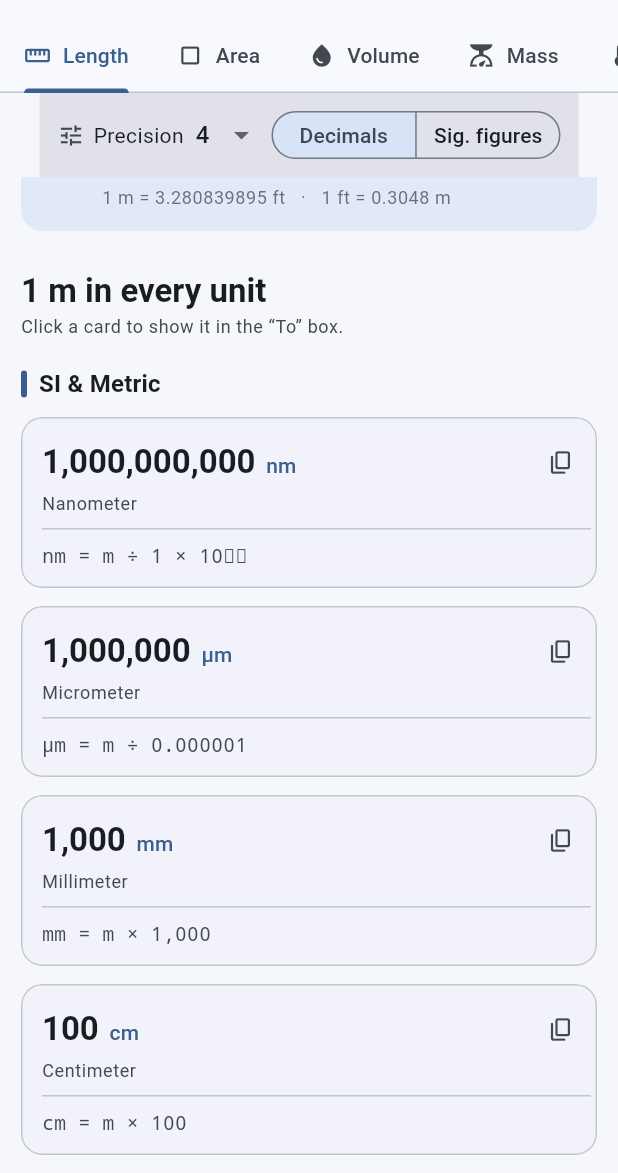
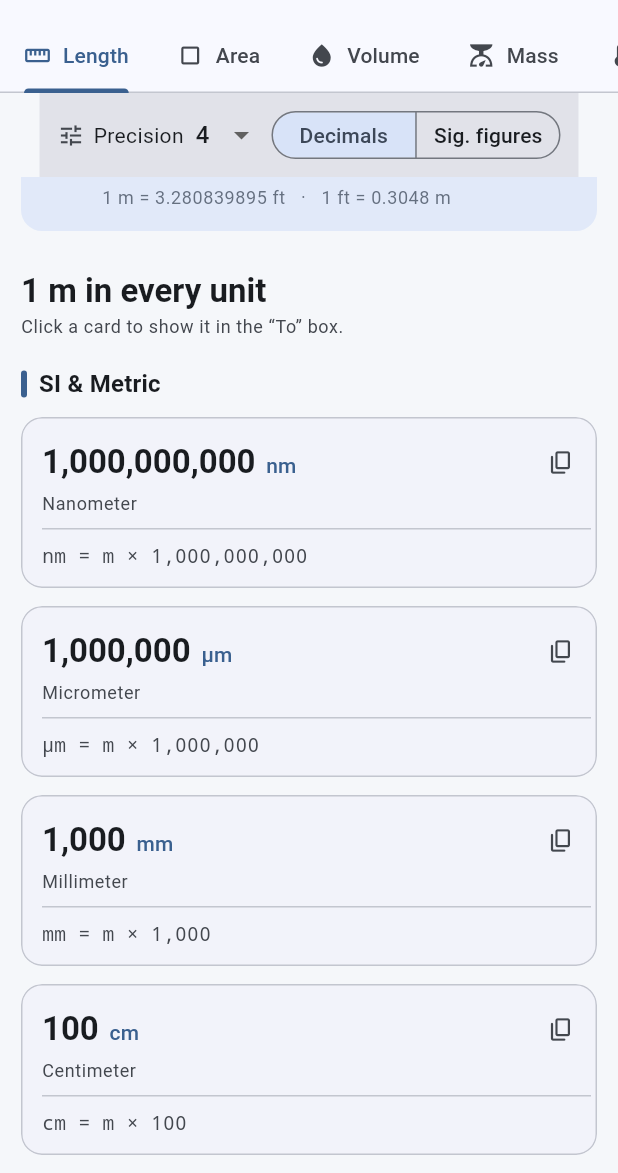
Before and after one commit to rady-radwan/Unit-Converter, a Flutter app: the screen it shows after launch, scrolled down 576 dp, on a phone screen of 412 x 824 dp, the part 63-1236 px from its top. Run offline on Flutter 3.47's test engine with Material 3 defaults, Android fonts, the phone set to English and light mode, and no system bars; our stand-ins replace shared_preferences.

```diff
--- a/lib/converter.dart
+++ b/lib/converter.dart
@@ -94,12 +94,15 @@ Formula formulaFor(UnitCategory c, Unit from, Unit to) {
     } else {
       final times = formatFactor(ratio);
       final divide = formatFactor(1 / ratio);
-      // Show whichever form uses the shorter, cleaner number.
+      // Show whichever form uses the number with fewer significant digits.
       // e.g. m → ft:  "m ÷ 0.3048" instead of "m × 3.280839895".
-      // On a tie, prefer the number that is ≥ 1 (m → km: "÷ 1,000").
-      final useDivide = divide.length < times.length ||
-          (divide.length == times.length && ratio < 1);
-      template = useDivide ? '{x} ÷ $divide' : '{x} × $times';
+      // On a tie, prefer the number that is ≥ 1 (m → km: "÷ 1,000",
+      // m → µm: "× 1,000,000").
+      final dt = significantDigits(times);
+      final dd = significantDigits(divide);
+      final useDivide = dd < dt || (dd == dt && ratio < 1);
+      String wrap(String n) => n.contains('×') ? '($n)' : n;
+      template = useDivide ? '{x} ÷ ${wrap(divide)}' : '{x} × ${wrap(times)}';
     }
   }
   return Formula(lhs: to.symbol, template: template, inputSymbol: from.symbol);
```
Also changed, not shown: lib/format.dart (+17 -1 lines), 2 other files.
